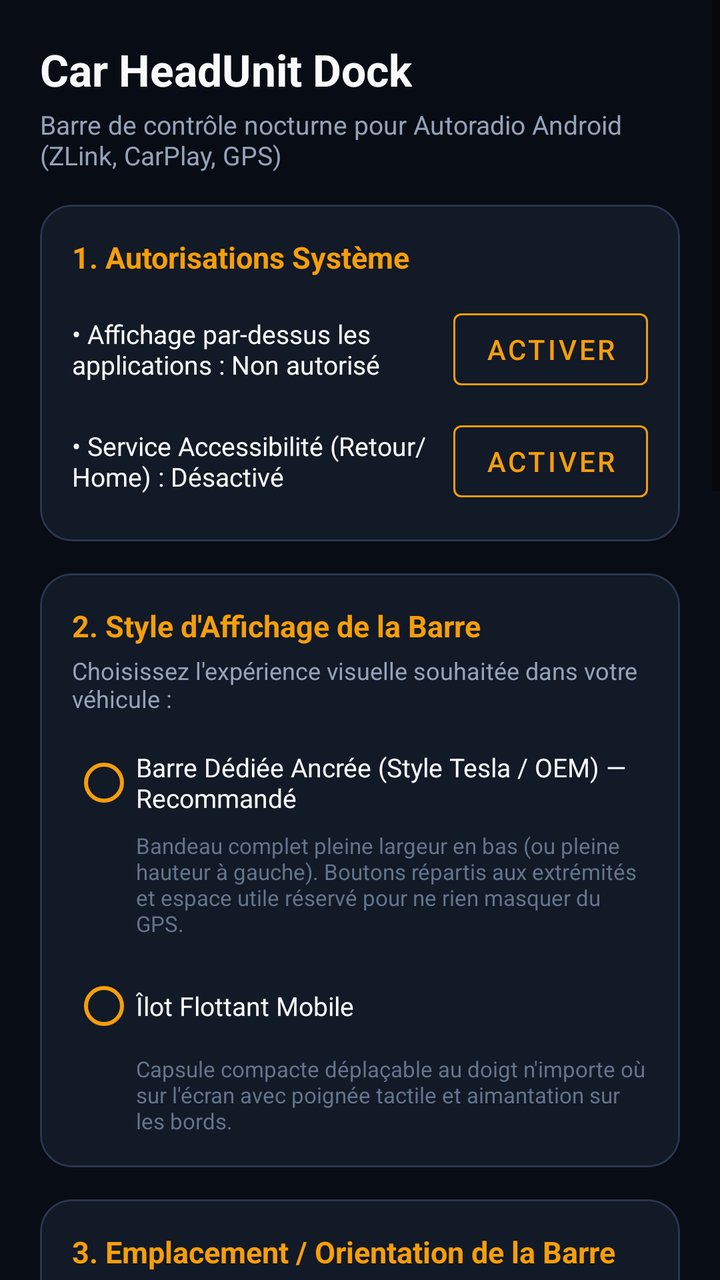
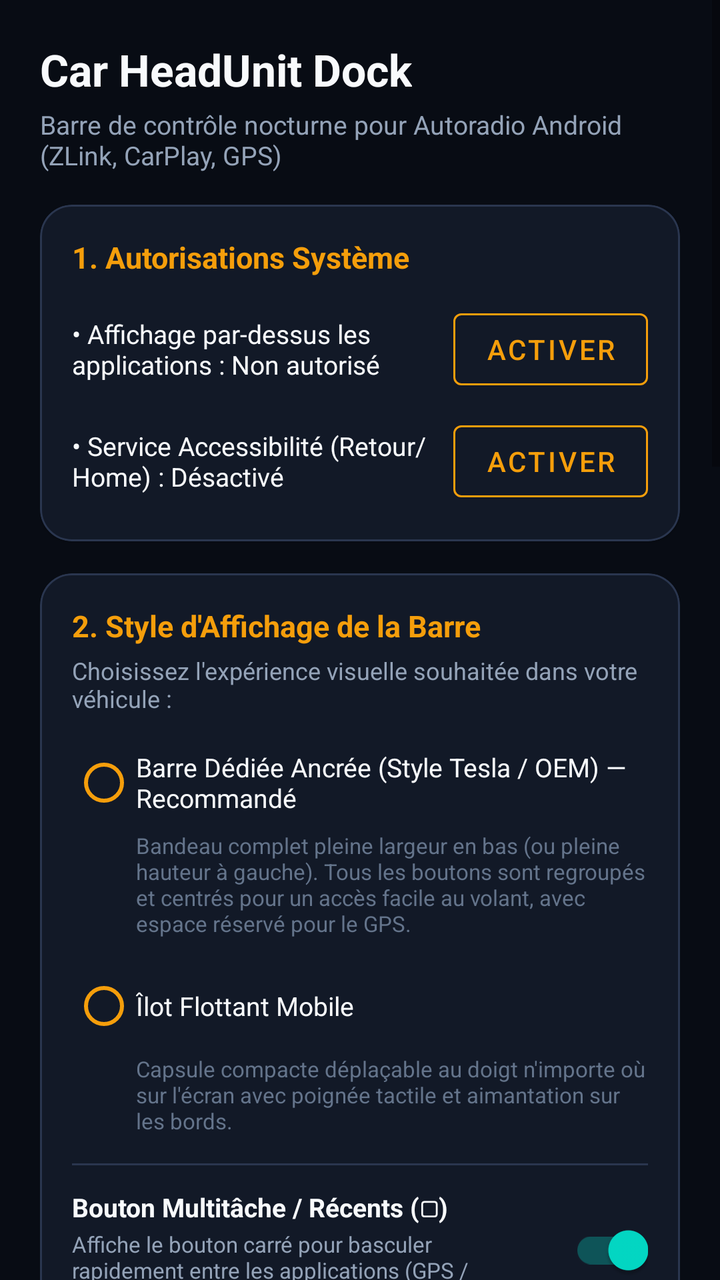

An Android layout rendered at two revisions. The XML below is the earlier revision; the diff shows what the commit changed to produce the second picture.
<!-- AndroidManifest.xml: application theme Theme.CarHeadUnitDock -->
<!-- res/layout/activity_main.xml -->
<?xml version="1.0" encoding="utf-8"?>
<ScrollView xmlns:android="http://schemas.android.com/apk/res/android"
    xmlns:app="http://schemas.android.com/apk/res-auto"
    android:layout_width="match_parent"
    android:layout_height="match_parent"
    android:background="@color/car_bg_black"
    android:fillViewport="true">

    <LinearLayout
        android:layout_width="match_parent"
        android:layout_height="wrap_content"
        android:orientation="vertical"
        android:padding="20dp">

        
        <TextView
            android:layout_width="wrap_content"
            android:layout_height="wrap_content"
            android:text="Car HeadUnit Dock"
            android:textColor="@color/car_text_primary"
            android:textSize="22sp"
            android:textStyle="bold" />

        <TextView
            android:layout_width="wrap_content"
            android:layout_height="wrap_content"
            android:layout_marginTop="4dp"
            android:text="Barre de contrôle nocturne pour Autoradio Android (ZLink, CarPlay, GPS)"
            android:textColor="@color/car_text_secondary"
            android:textSize="13sp" />

        
        <com.google.android.material.card.MaterialCardView
            android:layout_width="match_parent"
            android:layout_height="wrap_content"
            android:layout_marginTop="16dp"
            app:cardBackgroundColor="@color/car_surface_dark"
            app:cardCornerRadius="16dp"
            app:strokeColor="@color/car_border_dark"
            app:strokeWidth="1dp">

            <LinearLayout
                android:layout_width="match_parent"
                android:layout_height="wrap_content"
                android:orientation="vertical"
                android:padding="16dp">

                <TextView
                    android:layout_width="wrap_content"
                    android:layout_height="wrap_content"
                    android:text="1. Autorisations Système"
                    android:textColor="@color/car_accent_amber"
                    android:textSize="15sp"
                    android:textStyle="bold" />

                
                <LinearLayout
                    android:layout_width="match_parent"
                    android:layout_height="wrap_content"
                    android:layout_marginTop="12dp"
                    android:gravity="center_vertical"
                    android:orientation="horizontal">

                    <TextView
                        android:id="@+id/txtStatusOverlay"
                        android:layout_width="0dp"
                        android:layout_height="wrap_content"
                        android:layout_weight="1"
                        android:text="• Affichage par-dessus les applications : Non autorisé"
                        android:textColor="@color/car_text_primary"
                        android:textSize="13sp" />

                    <Button
                        android:id="@+id/btnGrantOverlay"
                        style="@style/Widget.MaterialComponents.Button.OutlinedButton"
                        android:layout_width="wrap_content"
                        android:layout_height="wrap_content"
                        android:text="Activer"
                        android:textColor="@color/car_accent_amber"
                        app:strokeColor="@color/car_accent_amber" />
                </LinearLayout>

                
                <LinearLayout
                    android:layout_width="match_parent"
                    android:layout_height="wrap_content"
                    android:layout_marginTop="8dp"
                    android:gravity="center_vertical"
                    android:orientation="horizontal">

                    <TextView
                        android:id="@+id/txtStatusAccessibility"
                        android:layout_width="0dp"
                        android:layout_height="wrap_content"
                        android:layout_weight="1"
                        android:text="• Service Accessibilité (Retour/Home) : Désactivé"
                        android:textColor="@color/car_text_primary"
                        android:textSize="13sp" />

                    <Button
                        android:id="@+id/btnGrantAccessibility"
                        style="@style/Widget.MaterialComponents.Button.OutlinedButton"
                        android:layout_width="wrap_content"
                        android:layout_height="wrap_content"
                        android:text="Activer"
                        android:textColor="@color/car_accent_amber"
                        app:strokeColor="@color/car_accent_amber" />
                </LinearLayout>

            </LinearLayout>
        </com.google.android.material.card.MaterialCardView>

        
        <com.google.android.material.card.MaterialCardView
            android:layout_width="match_parent"
            android:layout_height="wrap_content"
            android:layout_marginTop="16dp"
            app:cardBackgroundColor="@color/car_surface_dark"
            app:cardCornerRadius="16dp"
            app:strokeColor="@color/car_border_dark"
            app:strokeWidth="1dp">

            <LinearLayout
                android:layout_width="match_parent"
                android:layout_height="wrap_content"
                android:orientation="vertical"
                android:padding="16dp">

                <TextView
                    android:layout_width="wrap_content"
                    android:layout_height="wrap_content"
                    android:text="2. Style d'Affichage de la Barre"
                    android:textColor="@color/car_accent_amber"
                    android:textSize="15sp"
                    android:textStyle="bold" />

                <TextView
                    android:layout_width="wrap_content"
                    android:layout_height="wrap_content"
                    android:layout_marginTop="4dp"
                    android:text="Choisissez l'expérience visuelle souhaitée dans votre véhicule :"
                    android:textColor="@color/car_text_secondary"
                    android:textSize="12sp" />

                <RadioGroup
                    android:id="@+id/rgDockStyle"
                    android:layout_width="match_parent"
                    android:layout_height="wrap_content"
                    android:layout_marginTop="10dp">

                    <RadioButton
                        android:id="@+id/radioStyleDedicated"
                        android:layout_width="match_parent"
                        android:layout_height="wrap_content"
                        android:buttonTint="@color/car_accent_amber"
                        android:text="Barre Dédiée Ancrée (Style Tesla / OEM) — Recommandé"
                        android:textColor="@color/car_text_primary"
                        android:textSize="13sp" />

                    <TextView
                        android:layout_width="match_parent"
                        android:layout_height="wrap_content"
                        android:layout_marginStart="32dp"
                        android:text="Bandeau complet pleine largeur en bas (ou pleine hauteur à gauche). Boutons répartis aux extrémités et espace utile réservé pour ne rien masquer du GPS."
                        android:textColor="@color/car_text_muted"
                        android:textSize="11sp" />

                    <RadioButton
                        android:id="@+id/radioStyleFloating"
                        android:layout_width="match_parent"
                        android:layout_height="wrap_content"
                        android:layout_marginTop="10dp"
                        android:buttonTint="@color/car_accent_amber"
                        android:text="Îlot Flottant Mobile"
                        android:textColor="@color/car_text_primary"
                        android:textSize="13sp" />

                    <TextView
                        android:layout_width="match_parent"
                        android:layout_height="wrap_content"
                        android:layout_marginStart="32dp"
                        android:text="Capsule compacte déplaçable au doigt n'importe où sur l'écran avec poignée tactile et aimantation sur les bords."
                        android:textColor="@color/car_text_muted"
                        android:textSize="11sp" />
                </RadioGroup>

            </LinearLayout>
        </com.google.android.material.card.MaterialCardView>

        
        <com.google.android.material.card.MaterialCardView
            android:layout_width="match_parent"
            android:layout_height="wrap_content"
            android:layout_marginTop="16dp"
            app:cardBackgroundColor="@color/car_surface_dark"
            app:cardCornerRadius="16dp"
            app:strokeColor="@color/car_border_dark"
            app:strokeWidth="1dp">

            <LinearLayout
                android:layout_width="match_parent"
                android:layout_height="wrap_content"
                android:orientation="vertical"
                android:padding="16dp">

                <TextView
                    android:layout_width="wrap_content"
                    android:layout_height="wrap_content"
                    android:text="3. Emplacement / Orientation de la Barre"
                    android:textColor="@color/car_accent_amber"
                    android:textSize="15sp"
                    android:textStyle="bold" />

                <TextView
                    android:layout_width="wrap_content"
                    android:layout_height="wrap_content"
                    android:layout_marginTop="4dp"
                    android:text="Choisissez l'orientation de la barre selon votre cockpit :"
                    android:textColor="@color/car_text_secondary"
                    android:textSize="12sp" />

                <RadioGroup
                    android:id="@+id/rgMenuOrientation"
                    android:layout_width="match_parent"
                    android:layout_height="wrap_content"
                    android:layout_marginTop="10dp">

                    <RadioButton
                        android:id="@+id/radioOrientHorizontal"
                        android:layout_width="match_parent"
                        android:layout_height="wrap_content"
                        android:buttonTint="@color/car_accent_amber"
                        android:text="Horizontal (En bas de l'écran — Style Tesla)"
                        android:textColor="@color/car_text_primary"
                        android:textSize="13sp" />

                    <RadioButton
                        android:id="@+id/radioOrientVertical"
                        android:layout_width="match_parent"
                        android:layout_height="wrap_content"
                        android:layout_marginTop="8dp"
                        android:buttonTint="@color/car_accent_amber"
                        android:text="Vertical (Bord gauche — Style CarPlay Côté Conducteur)"
                        android:textColor="@color/car_text_primary"
                        android:textSize="13sp" />
                </RadioGroup>

            </LinearLayout>
        </com.google.android.material.card.MaterialCardView>

        
        <com.google.android.material.card.MaterialCardView
            android:layout_width="match_parent"
            android:layout_height="wrap_content"
            android:layout_marginTop="16dp"
            app:cardBackgroundColor="@color/car_surface_dark"
            app:cardCornerRadius="16dp"
            app:strokeColor="@color/car_border_dark"
            app:strokeWidth="1dp">

            <LinearLayout
                android:layout_width="match_parent"
                android:layout_height="wrap_content"
                android:orientation="vertical"
                android:padding="16dp">

                <TextView
                    android:layout_width="wrap_content"
                    android:layout_height="wrap_content"
                    android:text="4. Taille Globale de la Barre"
                    android:textColor="@color/car_accent_amber"
                    android:textSize="15sp"
                    android:textStyle="bold" />

                <TextView
                    android:layout_width="wrap_content"
                    android:layout_height="wrap_content"
                    android:layout_marginTop="4dp"
                    android:text="Mise à l'échelle proportionnelle (capsule, boutons squircle, poignée de déplacement et marges) :"
                    android:textColor="@color/car_text_secondary"
                    android:textSize="12sp" />

                <RadioGroup
                    android:id="@+id/rgButtonSize"
                    android:layout_width="match_parent"
                    android:layout_height="wrap_content"
                    android:layout_marginTop="10dp">

                    <RadioButton
                        android:id="@+id/radioSizeCompact"
                        android:layout_width="match_parent"
                        android:layout_height="wrap_content"
                        android:buttonTint="@color/car_accent_amber"
                        android:text="Compact (Boutons 42 dp / Barre 56 dp) — Discret"
                        android:textColor="@color/car_text_primary"
                        android:textSize="13sp" />

                    <RadioButton
                        android:id="@+id/radioSizeMedium"
                        android:layout_width="match_parent"
                        android:layout_height="wrap_content"
                        android:layout_marginTop="6dp"
                        android:buttonTint="@color/car_accent_amber"
                        android:text="Standard (Boutons 52 dp / Barre 68 dp) — Équilibré"
                        android:textColor="@color/car_text_primary"
                        android:textSize="13sp" />

                    <RadioButton
                        android:id="@+id/radioSizeLarge"
                        android:layout_width="match_parent"
                        android:layout_height="wrap_content"
                        android:layout_marginTop="6dp"
                        android:buttonTint="@color/car_accent_amber"
                        android:text="Grand (Boutons 60 dp / Barre 82 dp) — Recommandé Voiture"
                        android:textColor="@color/car_text_primary"
                        android:textSize="13sp" />

                    <RadioButton
                        android:id="@+id/radioSizeXLarge"
                        android:layout_width="match_parent"
                        android:layout_height="wrap_content"
                        android:layout_marginTop="6dp"
                        android:buttonTint="@color/car_accent_amber"
                        android:text="Très Grand (Boutons 72 dp / Barre 96 dp) — Maxi Lisibilité Conduite"
                        android:textColor="@color/car_text_primary"
                        android:textSize="13sp" />
                </RadioGroup>

            </LinearLayout>
        </com.google.android.material.card.MaterialCardView>

        
        <com.google.android.material.card.MaterialCardView
            android:layout_width="match_parent"
            android:layout_height="wrap_content"
            android:layout_marginTop="16dp"
            app:cardBackgroundColor="@color/car_surface_dark"
            app:cardCornerRadius="16dp"
            app:strokeColor="@color/car_border_dark"
            app:strokeWidth="1dp">

            <LinearLayout
                android:layout_width="match_parent"
                android:layout_height="wrap_content"
                android:orientation="vertical"
                android:padding="16dp">

                <LinearLayout
                    android:layout_width="match_parent"
                    android:layout_height="wrap_content"
                    android:gravity="center_vertical"
                    android:orientation="horizontal">

                    <LinearLayout
                        android:layout_width="0dp"
                        android:layout_height="wrap_content"
                        android:layout_weight="1"
                        android:orientation="vertical">

                        <TextView
                            android:layout_width="wrap_content"
                            android:layout_height="wrap_content"
                            android:text="5. Aimantation Intelligente (Mode Flottant)"
                            android:textColor="@color/car_accent_amber"
                            android:textSize="15sp"
                            android:textStyle="bold" />

                        <TextView
                            android:layout_width="wrap_content"
                            android:layout_height="wrap_content"
                            android:layout_marginTop="4dp"
                            android:text="S'aimante automatiquement au bord le plus proche (gauche/droite en vertical, bas/haut en horizontal) dès que vous relâchez le doigt."
                            android:textColor="@color/car_text_secondary"
                            android:textSize="12sp" />
                    </LinearLayout>

                    <androidx.appcompat.widget.SwitchCompat
                        android:id="@+id/switchSnapToEdge"
                        android:layout_width="wrap_content"
                        android:layout_height="wrap_content"
                        android:layout_marginStart="16dp"
                        android:checked="true" />
                </LinearLayout>

            </LinearLayout>
        </com.google.android.material.card.MaterialCardView>

        
        <com.google.android.material.card.MaterialCardView
            android:layout_width="match_parent"
            android:layout_height="wrap_content"
            android:layout_marginTop="16dp"
            app:cardBackgroundColor="@color/car_surface_dark"
            app:cardCornerRadius="16dp"
            app:strokeColor="@color/car_border_dark"
            app:strokeWidth="1dp">

            <LinearLayout
                android:layout_width="match_parent"
                android:layout_height="wrap_content"
                android:orientation="vertical"
                android:padding="16dp">

                <TextView
                    android:layout_width="wrap_content"
                    android:layout_height="wrap_content"
                    android:text="6. Configuration de l'Écran (Options d'Affichage)"
                    android:textColor="@color/car_accent_amber"
                    android:textSize="15sp"
                    android:textStyle="bold" />

                <TextView
                    android:layout_width="wrap_content"
                    android:layout_height="wrap_content"
                    android:layout_marginTop="4dp"
                    android:text="Choisissez comment la barre s'intègre avec vos applications GPS :"
                    android:textColor="@color/car_text_secondary"
                    android:textSize="12sp" />

                <RadioGroup
                    android:id="@+id/rgIntegrationMode"
                    android:layout_width="match_parent"
                    android:layout_height="wrap_content"
                    android:layout_marginTop="10dp">

                    
                    <RadioButton
                        android:id="@+id/radioOptionA"
                        android:layout_width="match_parent"
                        android:layout_height="wrap_content"
                        android:buttonTint="@color/car_accent_amber"
                        android:text="Option A : Superposition directe (Plein écran natif)"
                        android:textColor="@color/car_text_primary"
                        android:textSize="13sp" />

                    <TextView
                        android:layout_width="match_parent"
                        android:layout_height="wrap_content"
                        android:layout_marginStart="32dp"
                        android:text="La barre s'affiche en îlot flottant déplaçable sans modifier la résolution."
                        android:textColor="@color/car_text_muted"
                        android:textSize="11sp" />

                    
                    <RadioButton
                        android:id="@+id/radioOptionB"
                        android:layout_width="match_parent"
                        android:layout_height="wrap_content"
                        android:layout_marginTop="10dp"
                        android:buttonTint="@color/car_accent_amber"
                        android:text="Option B : Redimensionnement d'écran (Display Inset - Zéro masquage)"
                        android:textColor="@color/car_text_primary"
                        android:textSize="13sp" />

                    <TextView
                        android:layout_width="match_parent"
                        android:layout_height="wrap_content"
                        android:layout_marginStart="32dp"
                        android:text="L'espace sous l'écran est réservé : Waze, Maps et ZLink s'arrêtent pile au-dessus de la barre sans rien cacher."
                        android:textColor="@color/car_text_muted"
                        android:textSize="11sp" />
                </RadioGroup>

            </LinearLayout>
        </com.google.android.material.card.MaterialCardView>

        
        <LinearLayout
            android:layout_width="match_parent"
            android:layout_height="wrap_content"
            android:layout_marginTop="20dp"
            android:orientation="horizontal">

            <Button
                android:id="@+id/btnStartDock"
                android:layout_width="0dp"
                android:layout_height="52dp"
                android:layout_weight="1"
                android:backgroundTint="@color/car_accent_amber"
                android:text="Activer la Barre"
                android:textColor="@color/car_bg_black"
                android:textSize="14sp"
                android:textStyle="bold" />

            <Button
                android:id="@+id/btnStopDock"
                style="@style/Widget.MaterialComponents.Button.OutlinedButton"
                android:layout_width="wrap_content"
                android:layout_height="52dp"
                android:layout_marginStart="12dp"
                android:text="Masquer"
                android:textColor="@color/car_text_primary"
                app:strokeColor="@color/car_border_dark" />
        </LinearLayout>

    </LinearLayout>
</ScrollView>
<!-- resources referenced by this layout -->
<resources>
  <color name="car_accent_amber">#F59E0B</color>
  <color name="car_bg_black">#080C14</color>
  <color name="car_border_dark">#2A364F</color>
  <color name="car_surface_dark">#121927</color>
  <color name="car_text_muted">#64748B</color>
  <color name="car_text_primary">#F8FAFC</color>
  <color name="car_text_secondary">#94A3B8</color>
  <style name="Theme.CarHeadUnitDock" parent="Theme.MaterialComponents.DayNight.NoActionBar">
          <item name="colorPrimary">@color/car_accent_amber</item>
          <item name="colorPrimaryVariant">@color/car_accent_amber</item>
          <item name="colorOnPrimary">@color/car_bg_black</item>
          <item name="android:statusBarColor">@color/car_bg_black</item>
          <item name="android:windowBackground">@color/car_bg_black</item>
      </style>
</resources>

<!-- the commit's change to res/layout/activity_main.xml (unified diff, before → after) -->
@@ -161,7 +161,7 @@
                         android:layout_width="match_parent"
                         android:layout_height="wrap_content"
                         android:layout_marginStart="32dp"
-                        android:text="Bandeau complet pleine largeur en bas (ou pleine hauteur à gauche). Boutons répartis aux extrémités et espace utile réservé pour ne rien masquer du GPS."
+                        android:text="Bandeau complet pleine largeur en bas (ou pleine hauteur à gauche). Tous les boutons sont regroupés et centrés pour un accès facile au volant, avec espace réservé pour le GPS."
                         android:textColor="@color/car_text_muted"
                         android:textSize="11sp" />
 
@@ -183,6 +183,52 @@
                         android:textColor="@color/car_text_muted"
                         android:textSize="11sp" />
                 </RadioGroup>
+
+                
+                <View
+                    android:layout_width="match_parent"
+                    android:layout_height="1dp"
+                    android:layout_marginTop="14dp"
+                    android:layout_marginBottom="12dp"
+                    android:background="@color/car_border_dark" />
+
+                
+                <LinearLayout
+                    android:layout_width="match_parent"
+                    android:layout_height="wrap_content"
+                    android:gravity="center_vertical"
+                    android:orientation="horizontal">
+
+                    <LinearLayout
+                        android:layout_width="0dp"
+                        android:layout_height="wrap_content"
+                        android:layout_weight="1"
+                        android:orientation="vertical">
+
+                        <TextView
+                            android:layout_width="wrap_content"
+                            android:layout_height="wrap_content"
+                            android:text="Bouton Multitâche / Récents (▢)"
+                            android:textColor="@color/car_text_primary"
+                            android:textSize="13sp"
+                            android:textStyle="bold" />
+
+                        <TextView
+                            android:layout_width="wrap_content"
+                            android:layout_height="wrap_content"
+                            android:layout_marginTop="2dp"
+                            android:text="Affiche le bouton carré pour basculer rapidement entre les applications (GPS / Musique)."
+                            android:textColor="@color/car_text_secondary"
+                            android:textSize="11sp" />
+                    </LinearLayout>
+
+                    <androidx.appcompat.widget.SwitchCompat
+                        android:id="@+id/switchShowRecents"
+                        android:layout_width="wrap_content"
+                        android:layout_height="wrap_content"
+                        android:layout_marginStart="12dp"
+                        android:checked="true" />
+                </LinearLayout>
 
             </LinearLayout>
         </com.google.android.material.card.MaterialCardView>
